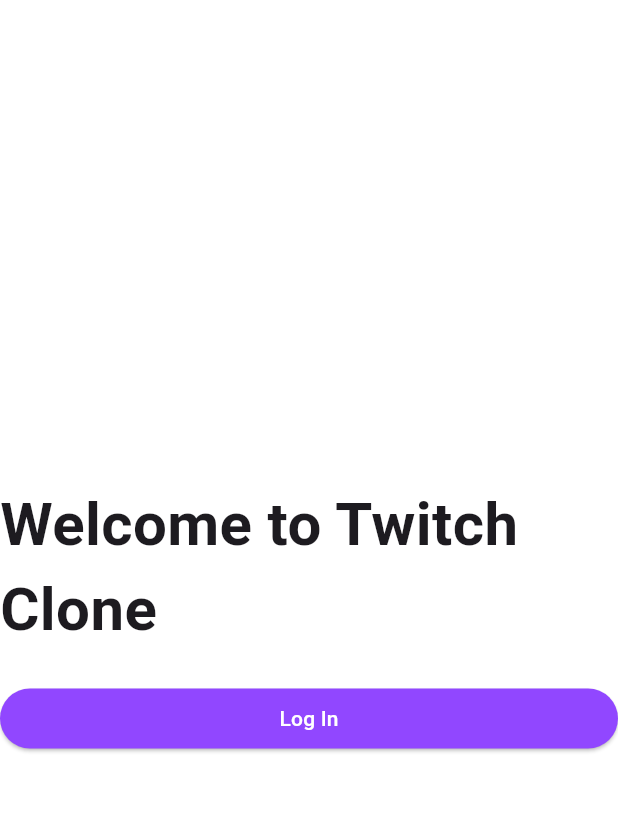
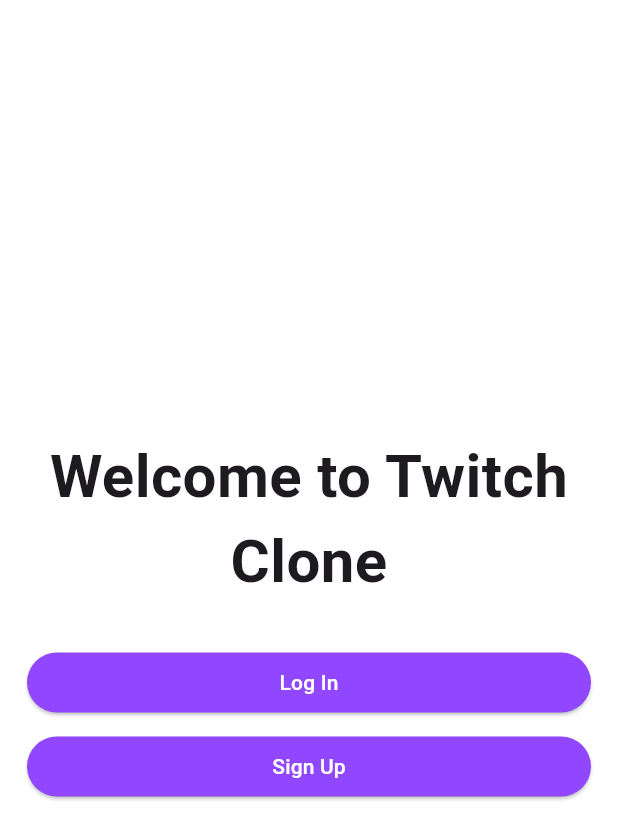
Before and after one commit to Pontax02/Dart_Practice, a Flutter app: the screen it shows after launch, after a tap on "Log In", on a phone screen of 412 x 824 dp. Shown: the top 839 px of the screen. Run offline on Flutter 3.47's test engine with Material 3 defaults, Android fonts, the phone set to English and light mode, and no system bars.

Commit message:
feat(OnboardingScreen): add Sign Up button and navigation to Login/Signup
Co-Authored-By: Claude Sonnet 4.6 <noreply@anthropic.com>

```diff
--- a/lib/screens/onboarding_screen.dart
+++ b/lib/screens/onboarding_screen.dart
@@ -1,5 +1,7 @@
 import 'package:flutter/material.dart';
+import 'package:flutter_application_test/screens/login_screen.dart';
 import 'package:flutter_application_test/widgets/custom_button.dart';
+import 'package:flutter_application_test/screens/signup_screen.dart';
 
 class OnboardingScreen extends StatelessWidget {
   const OnboardingScreen({super.key});
@@ -8,22 +10,38 @@ class OnboardingScreen extends StatelessWidget {
   @override
   Widget build(BuildContext context) {
     return Scaffold(
-      body: Column(
+      body: Padding(
+        padding: const EdgeInsets.symmetric(horizontal: 18.0),
+        child: Column(
           mainAxisAlignment: MainAxisAlignment.center,
           children: [
             Text(
               "Welcome to Twitch Clone",
               style: const TextStyle(fontWeight: FontWeight.bold, fontSize: 40),
+              textAlign: TextAlign.center,
             ),
+
             const SizedBox(height: 20),
-          CustomButton(
+            Padding(
+              padding: const EdgeInsets.symmetric(vertical: 8.0),
+              child: CustomButton(
                 text: "Log In",
                 onTap: () {
+                  Navigator.pushNamed(context, LoginScreen.routeName);
                   // Handle log in action
+                },
+              ),
+            ),
+            CustomButton(
+              text: "Sign Up",
+              onTap: () {
+                Navigator.pushNamed(context, SignupScreen.routeName);
+                // Handle sign up action
               },
             ),
           ],
         ),
+      ),
     );
   }
 }
```
Lines whose indentation alone changed are shown as unchanged.
